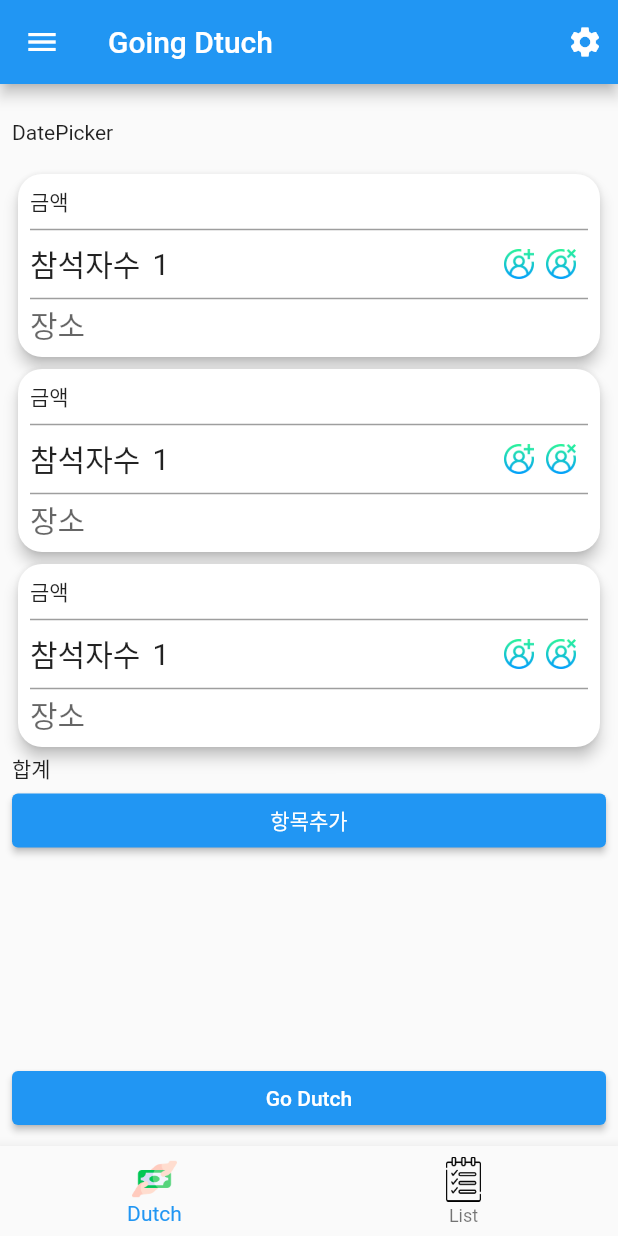
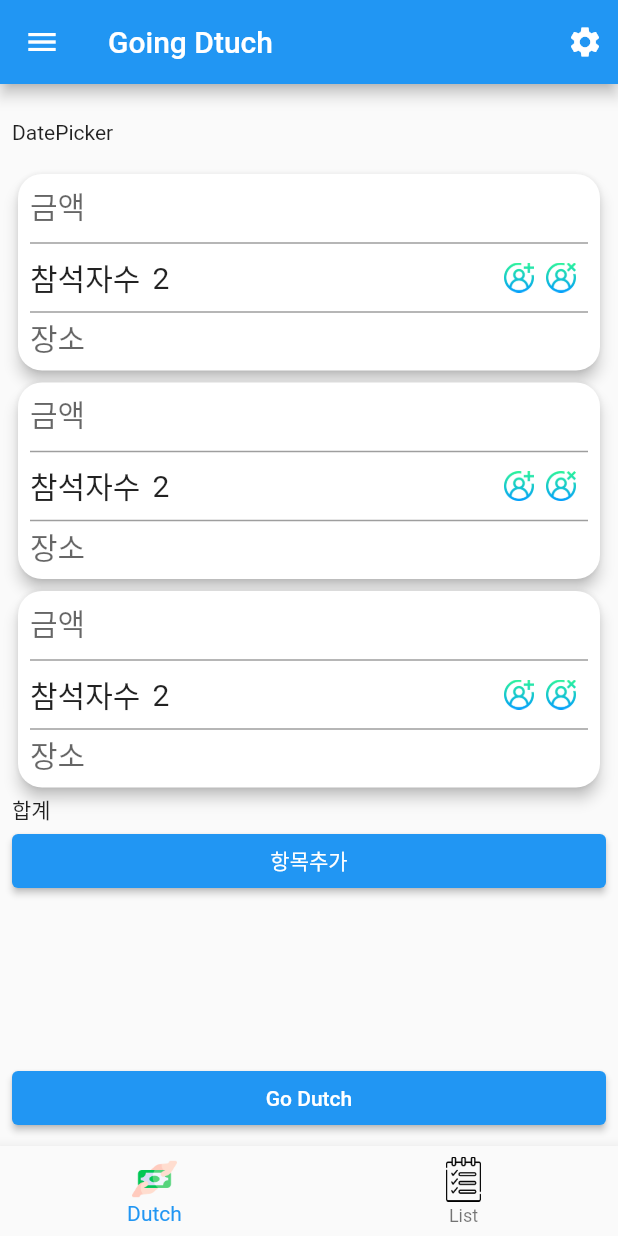
Before and after one commit to sirorong2/going_dutch, a Flutter app: the screen it shows after launch, on a phone screen of 412 x 824 dp. Run offline on Flutter 3.47's test engine with Material 2 defaults, Android fonts, the light colour scheme and no system bars.

Commit message:
202301310117

```diff
--- a/lib/screen/dutch_list.dart
+++ b/lib/screen/dutch_list.dart
@@ -13,7 +13,6 @@ class DutchList extends StatelessWidget {
           crossAxisAlignment: CrossAxisAlignment.stretch,
           children: [
             _DutchItemCard(
-
             ),
             if (index == itemMaxCount - 1) Text('합계'),
             if (index == itemMaxCount - 1)
@@ -31,17 +30,16 @@ class DutchList extends StatelessWidget {
 
 class _DutchItemCard extends StatefulWidget {
 
-
-  const _DutchItemCard({Key? key,}) : super(key: key);
+  _DutchItemCard({Key? key,}) : super(key: key);
 
   @override
   State<_DutchItemCard> createState() => _DutchItemCardState();
 }
 
 class _DutchItemCardState extends State<_DutchItemCard> {
+  int attendance=2;
   @override
   Widget build(BuildContext context) {
-
     return Card(
       elevation: 4.0,
       shape: RoundedRectangleBorder(borderRadius: BorderRadius.circular(16.0)),
@@ -50,7 +48,21 @@ class _DutchItemCardState extends State<_DutchItemCard> {
         child: Column(
           crossAxisAlignment: CrossAxisAlignment.start,
           children: [
-            Text('금액'),
+            TextField(
+
+              textAlign: TextAlign.end,
+              keyboardType: TextInputType.number,
+              style: TextStyle(fontSize: 20.0),
+              decoration: InputDecoration(
+                border: InputBorder.none,
+                isCollapsed: true,
+                label: Text(
+                  '금액',
+                  style: TextStyle(fontSize: 20.0),
+                ),
+                suffixText: '원',
+              ),
+            ),
             Divider(
               thickness: 1,
               color: Colors.grey,
@@ -68,7 +80,7 @@ class _DutchItemCardState extends State<_DutchItemCard> {
                       ),
                     ),
                     SizedBox(width: 8.0,),
-                    Text('1',style: TextStyle(fontSize: 20.0),),
+                    Text('$attendance',style: TextStyle(fontSize: 20.0),),
                   ],
                 ),
                 Container(
@@ -76,7 +88,9 @@ class _DutchItemCardState extends State<_DutchItemCard> {
                     children: [
                       GestureDetector(
                         onTap: (){
-
+                          setState(() {
+                            attendance++;
+                          });
                         },
                         child: Container(
                           child: Image.asset(
@@ -89,10 +103,21 @@ class _DutchItemCardState extends State<_DutchItemCard> {
                       SizedBox(
                         width: 8.0,
                       ),
-                      Image.asset(
-                        "assets/icons/minus.png",
-                        width: 20.0,
-                        height: 20.0,
+                      GestureDetector(
+                        onTap: (){
+                          setState(() {
+                            if(attendance>2){
+                              attendance--;
+                            }
+                          });
+                        },
+                        child: Container(
+                          child: Image.asset(
+                            "assets/icons/minus.png",
+                            width: 20.0,
+                            height: 20.0,
+                          ),
+                        ),
                       ),
                       SizedBox(
                         width: 8.0,
```
